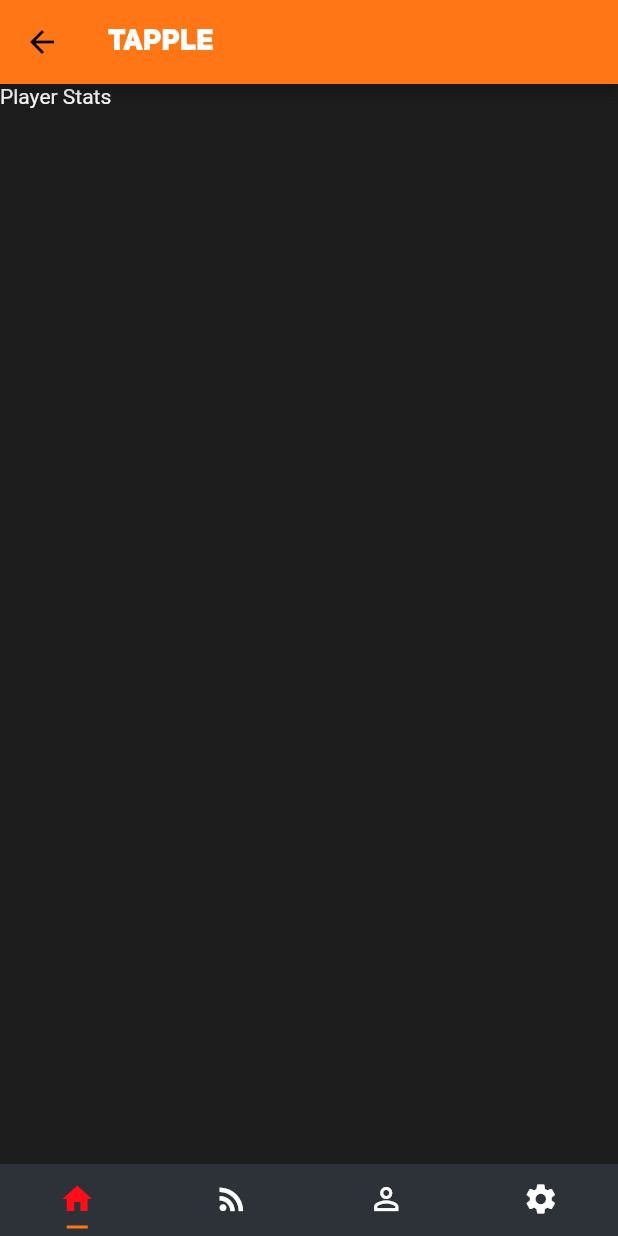
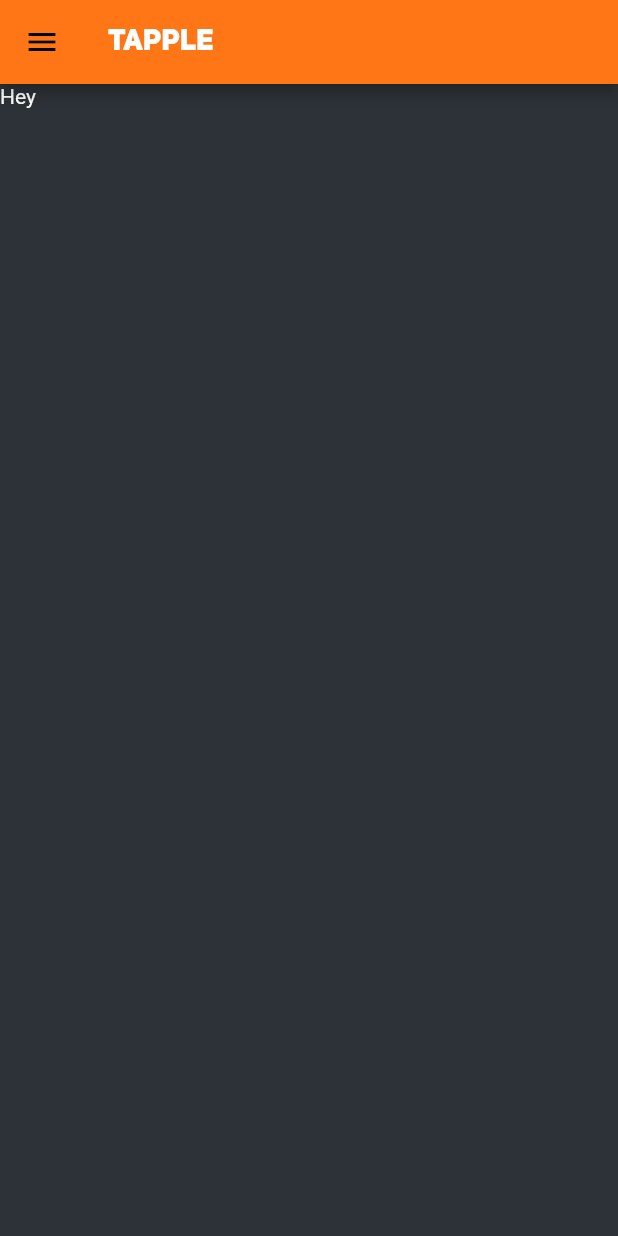
Before and after one commit to TheArcher1958/TappleApp, a Flutter app: the HomeScreen screen opened directly, on a phone screen of 412 x 824 dp. Run offline on Flutter 3.47's test engine with Material 2 defaults, Android fonts, the phone set to English and light mode, and no system bars; our stand-ins replace flip_card; Roboto replaces fonts that are missing (Armata-Regular).

Commit message:
Created Leaderboards Object Model, created basic screen and linked it to the home screen. Also created the Leaderboards Network Controller and it successfully gets back data.

```diff
--- a/tapple_app/lib/Controller/PlayerStatsNetworkController.dart
+++ b/tapple_app/lib/Controller/PlayerStatsNetworkController.dart
@@ -1,6 +1,6 @@
 import 'dart:convert';
 import 'package:http/http.dart' as http;
-import 'package:tappleapp/Model/playerStatsObjectModel.dart';
+import 'package:tappleapp/Model/PlayerStatsObjectModel.dart';
 
 Future<PlayerStatsObject> fetchResults(name) async {
   final response = await http.get('https://tapple.world/tools/playerV2.php?name=${name}');
--- a/tapple_app/lib/View/HomeScreen.dart
+++ b/tapple_app/lib/View/HomeScreen.dart
@@ -1,4 +1,6 @@
 import 'package:flutter/material.dart';
+import 'PlayerStatsSearch.dart';
+import 'LeaderboardsScreen.dart';
 
 class HomeScreen extends StatefulWidget {
   @override
@@ -6,6 +8,21 @@ class HomeScreen extends StatefulWidget {
 }
 
 class _HomeScreenState extends State<HomeScreen> {
+
+  void _toggleScreen(num) {
+    setState(() {
+      thing = num;
+    });
+  }
+
+  var listOfScreens = [
+    Container(
+      child: Text('Hey'),
+    ),
+    PlayerStatsSearch(),
+    LeaderboardsScreen(),
+  ];
+  var thing = 0;
   @override
   Widget build(BuildContext context) {
     return DefaultTabController(
@@ -20,43 +37,87 @@ class _HomeScreenState extends State<HomeScreen> {
           ),
           backgroundColor: Color(0xffFE7615),
         ),
-        body: TabBarView(
-          physics: NeverScrollableScrollPhysics(),
-          children: [
-            new Container(
-              color: Color(0xFF1d1d1d),
-              child: Text('Player Stats'),
+
+        drawer: Drawer(
+          child: ListView(
+            padding: EdgeInsets.zero,
+            children: <Widget>[
+              DrawerHeader(
+                decoration: BoxDecoration(
+                  color: Colors.blue,
                 ),
-            new Container(
-              color: Colors.orange,
+                child: Text(
+                  'Tapple',
+                  style: TextStyle(
+                    color: Colors.white,
+                    fontSize: 24,
                   ),
-            new Container(
-              color: Colors.lightGreen,
                 ),
-            new Container(
-              color: Colors.red,
+              ),
+              ListTile(
+                leading: Icon(Icons.message),
+                title: Text('Player Stats'),
+                onTap: () {
+                  _toggleScreen(1);
+                  Navigator.of(context).pop();
+                },
+              ),
+              ListTile(
+                leading: Icon(Icons.account_circle),
+                title: Text('Leaderboards'),
+                onTap: () {
+                  _toggleScreen(2);
+                  Navigator.of(context).pop();
+                },
+              ),
+              ListTile(
+                leading: Icon(Icons.settings),
+                title: Text('Settings'),
               ),
             ],
           ),
-        bottomNavigationBar: new TabBar(
-          tabs: [
-            Tab(
-              icon: new Icon(Icons.home),
         ),
-            Tab(
-              icon: new Icon(Icons.rss_feed),
-            ),
-            Tab(
-              icon: new Icon(Icons.perm_identity),
-            ),
-            Tab(icon: new Icon(Icons.settings),)
-          ],
-          labelColor: Color(0xffff0e19),
-          unselectedLabelColor: Colors.white,
-          indicatorSize: TabBarIndicatorSize.label,
-          indicatorPadding: EdgeInsets.all(5.0),
-          indicatorColor: Color(0xffFE7615),
-        ),
+
+        body: listOfScreens[thing]
+
+//        TabBarView(
+
+//          physics: NeverScrollableScrollPhysics(),
+//          children: [
+//            new Container(
+//              color: Color(0xFF1d1d1d),
+//              child: Text('Player Stats'),
+//            ),
+//            new Container(
+//              color: Colors.orange,
+//            ),
+//            new Container(
+//              color: Colors.lightGreen,
+//            ),
+//            new Container(
+//              color: Colors.red,
+//            ),
+//          ],
+//        ),
+//        bottomNavigationBar: new TabBar(
+//          tabs: [
+//            Tab(
+//              icon: new Icon(Icons.home),
+//            ),
+//            Tab(
+//              icon: new Icon(Icons.rss_feed),
+//            ),
+//            Tab(
+//              icon: new Icon(Icons.perm_identity),
+//            ),
+//            Tab(icon: new Icon(Icons.settings),)
+//          ],
+//          labelColor: Color(0xffff0e19),
+//          unselectedLabelColor: Colors.white,
+//          indicatorSize: TabBarIndicatorSize.label,
+//          indicatorPadding: EdgeInsets.all(5.0),
+//          indicatorColor: Color(0xffFE7615),
+//        ),
       ),
     );
   }
--- a/tapple_app/lib/View/LoadingScreen.dart
+++ b/tapple_app/lib/View/LoadingScreen.dart
@@ -1,7 +1,7 @@
 import 'package:flutter/material.dart';
 import 'HomeScreen.dart' as HomeScreen;
 import 'LoginScreen.dart' as LoginScreen;
-import 'playerStatsSearch.dart' as PlayerSearch;
+import 'PlayerStatsSearch.dart' as PlayerSearch;
 
 import 'StatsViewScreen.dart' as StatViewer;
 
@@ -25,7 +25,8 @@ class _LoadingScreenState extends State<LoadingScreen> {
         builder: (BuildContext context) {
           //return LoginScreen.LoginScreen();
           //return StatViewer.StatsViewScreen();
-          return PlayerSearch.PlayerStatsSearch();
+          //return PlayerSearch.PlayerStatsSearch();
+          return HomeScreen.HomeScreen();
         },
       ),);
     });
--- a/tapple_app/lib/View/StatsViewScreen.dart
+++ b/tapple_app/lib/View/StatsViewScreen.dart
@@ -1,5 +1,5 @@
 import 'package:flutter/material.dart';
-import 'package:tappleapp/Model/playerStatsObjectModel.dart';
+import 'package:tappleapp/Model/PlayerStatsObjectModel.dart';
 import 'package:tappleapp/Controller/PlayerStatsNetworkController.dart';
 import 'package:flip_card/flip_card.dart';
 import 'package:tappleapp/Controller/xpToLevelsConverter.dart';
--- a/tapple_app/lib/View/playerStatsSearch.dart
+++ b/tapple_app/lib/View/playerStatsSearch.dart
@@ -19,12 +19,12 @@ class _PlayerStatsSearchState extends State<PlayerStatsSearch> {
   @override
   Widget build(BuildContext context) {
     return Scaffold(
-      appBar: AppBar(
-        title: Text(
-          "Player Stats"
-        ),
-        centerTitle: true,
-      ),
+//      appBar: AppBar(
+//        title: Text(
+//          "Player Stats"
+//        ),
+//        centerTitle: true,
+//      ),
       body: Container(
         child: Column(
           children: <Widget>[
```
Also changed, not shown: tapple_app/lib/Controller/LeaderboardsNetworkController.dart (added, +18 -0 lines), tapple_app/lib/Model/LeaderboardsObjectModel.dart (added, +37 -0 lines), tapple_app/lib/View/LeaderboardsScreen.dart (added, +40 -0 lines), tapple_app/lib/Model/PlayerStatsObjectModel.dart (renamed from tapple_app/lib/Model/playerStatsObjectModel.dart). Lines whose indentation alone changed are shown as unchanged.
